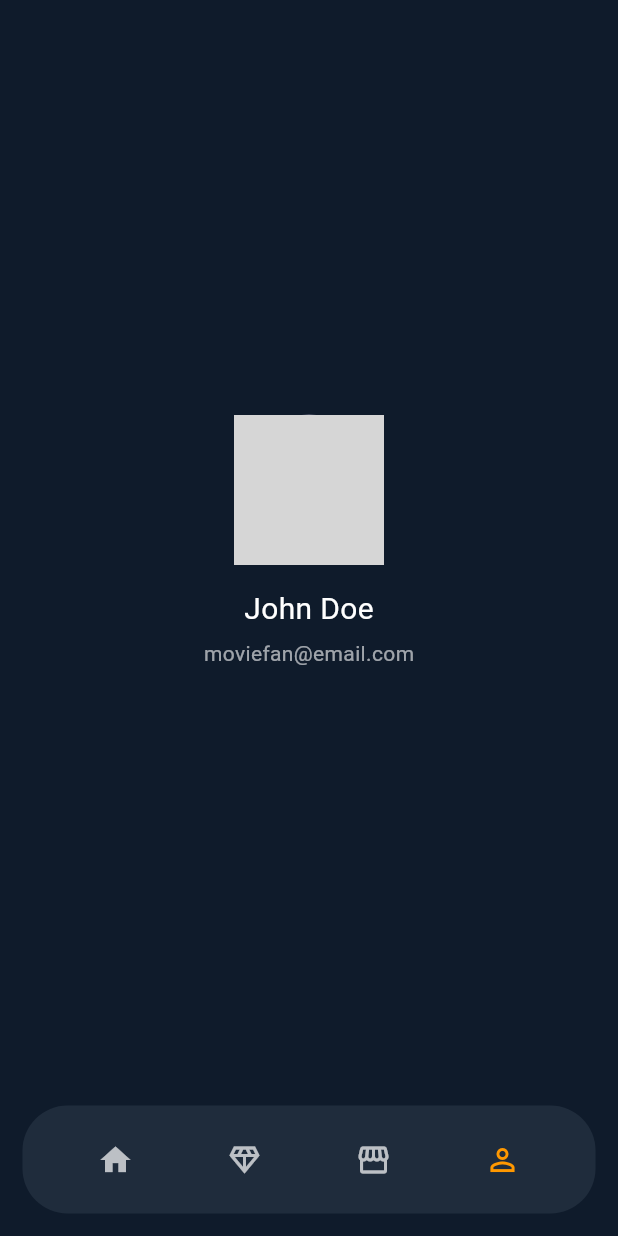
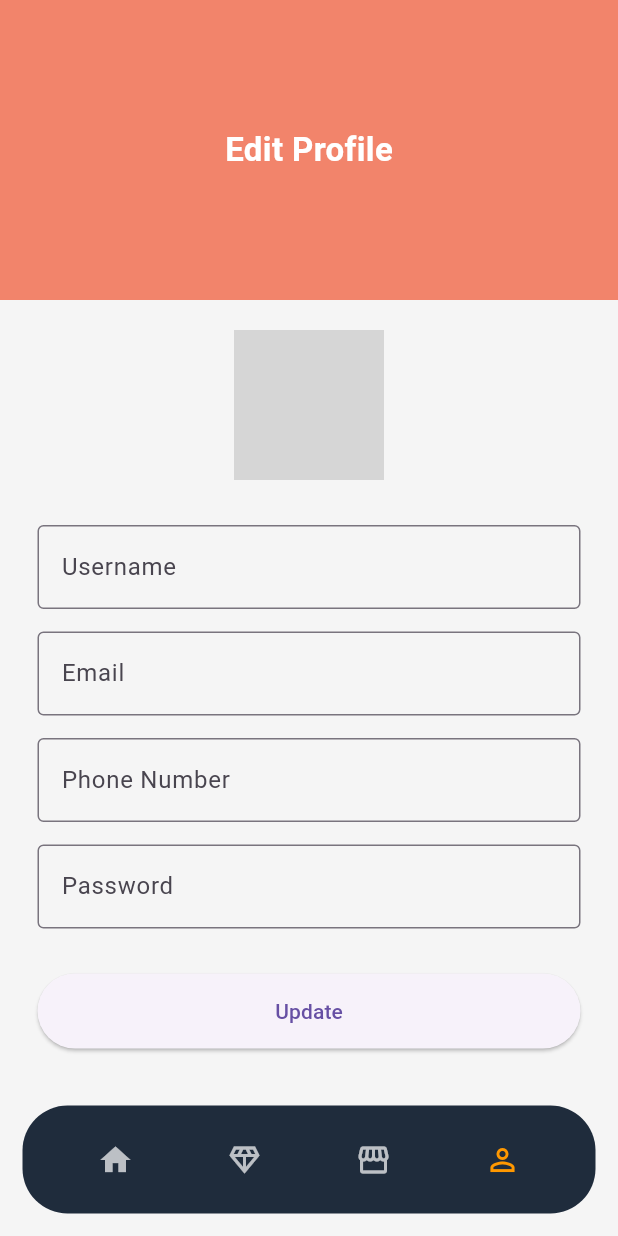
Before and after one commit to Siyam451/movie_rating_app, a Flutter app: the ProfileScreen screen opened directly, on a phone screen of 412 x 824 dp. Run offline on Flutter 3.47's test engine with Material 3 defaults, Android fonts, the phone set to English and light mode, and no system bars; our stand-ins replace shared_preferences; accounts and stored records are empty; network calls fail; grey boxes are pictures that could not be loaded.

```diff
--- a/lib/features/auth/presentation/main-navbar/screens/favourite_screen.dart
+++ b/lib/features/auth/presentation/main-navbar/screens/favourite_screen.dart
@@ -11,6 +11,9 @@ class FavoriteScreen extends StatelessWidget {
 
     return Scaffold(
       backgroundColor: const Color(0xff0f1b2b),
+      appBar: AppBar(title: Text('Favourite Movies',),
+        backgroundColor: Colors.amber,
+      ),
 
       body: favoriteMovies.isEmpty
           ? const Center(
--- a/lib/features/auth/presentation/main-navbar/screens/profile_screen.dart
+++ b/lib/features/auth/presentation/main-navbar/screens/profile_screen.dart
@@ -1,44 +1,147 @@
 import 'package:flutter/material.dart';
+import 'package:shared_preferences/shared_preferences.dart';
 import '../../../../../common/widgets/buttom_navbar.dart';
 
-class ProfileScreen extends StatelessWidget {
+class ProfileScreen extends StatefulWidget {
   const ProfileScreen({super.key});
+
+  @override
+  State<ProfileScreen> createState() => _ProfileScreenState();
+}
+
+class _ProfileScreenState extends State<ProfileScreen> {
+
+  final TextEditingController usernameController = TextEditingController();
+  final TextEditingController emailController = TextEditingController();
+  final TextEditingController phoneController = TextEditingController();
+  final TextEditingController passwordController = TextEditingController();
+
+  @override
+  void initState() {
+    super.initState();
+    loadUserData();
+  }
+
+  void loadUserData() async {
+
+    final prefs = await SharedPreferences.getInstance();
+
+    usernameController.text = prefs.getString("username") ?? "";
+    emailController.text = prefs.getString("email") ?? "";
+    phoneController.text = prefs.getString("phone") ?? "";
+    passwordController.text = prefs.getString("password") ?? "";
+
+    setState(() {});
+  }
+
+  void updateProfile() async {
+
+    final prefs = await SharedPreferences.getInstance();
+
+    await prefs.setString("username", usernameController.text);
+    await prefs.setString("email", emailController.text);
+    await prefs.setString("phone", phoneController.text);
+    await prefs.setString("password", passwordController.text);
+
+    ScaffoldMessenger.of(context).showSnackBar(
+      const SnackBar(content: Text("Profile Updated")),
+    );
+  }
 
   @override
   Widget build(BuildContext context) {
 
     return Scaffold(
-      backgroundColor: const Color(0xff0f1b2b),
+      backgroundColor: const Color(0xfff5f5f5),
 
-      body: Center(
+      body: SingleChildScrollView(
         child: Column(
-          mainAxisAlignment: MainAxisAlignment.center,
-          children: const [
+          children: [
 
-            CircleAvatar(
+            /// HEADER
+            Container(
+              height: 200,
+              width: double.infinity,
+              color:  Color(0xfff2846b),
+              alignment: Alignment.center,
+              child:  Text(
+                "Edit Profile",
+                style: TextStyle(
+                  color: Colors.white,
+                  fontSize: 22,
+                  fontWeight: FontWeight.bold,
+                ),
+              ),
+            ),
+
+            const SizedBox(height: 20),
+
+            const CircleAvatar(
               radius: 50,
               backgroundImage:
               NetworkImage("https://i.pravatar.cc/150?img=3"),
             ),
 
-            SizedBox(height: 15),
+            const SizedBox(height: 30),
 
-            Text(
-              "John Doe",
-              style: TextStyle(
-                color: Colors.white,
-                fontSize: 20,
+            Padding(
+              padding: const EdgeInsets.symmetric(horizontal: 25),
+              child: Column(
+                children: [
+
+                  TextField(
+                    controller: usernameController,
+                    decoration: const InputDecoration(
+                      labelText: "Username",
+                      border: OutlineInputBorder(),
+                    ),
+                  ),
+
+                  const SizedBox(height: 15),
+
+                  TextField(
+                    controller: emailController,
+                    decoration: const InputDecoration(
+                      labelText: "Email",
+                      border: OutlineInputBorder(),
+                    ),
+                  ),
+
+                  const SizedBox(height: 15),
+
+                  TextField(
+                    controller: phoneController,
+                    decoration: const InputDecoration(
+                      labelText: "Phone Number",
+                      border: OutlineInputBorder(),
+                    ),
+                  ),
+
+                  const SizedBox(height: 15),
+
+                  TextField(
+                    controller: passwordController,
+                    decoration: const InputDecoration(
+                      labelText: "Password",
+                      border: OutlineInputBorder(),
+                    ),
+                  ),
+
+                  const SizedBox(height: 30),
+
+                  SizedBox(
+                    width: double.infinity,
+                    height: 50,
+                    child: ElevatedButton(
+                      onPressed: updateProfile,
+                      child: const Text("Update"),
+                    ),
+                  ),
+
+                  const SizedBox(height: 30),
+                ],
               ),
-            ),
-
-            SizedBox(height: 5),
-
-            Text(
-              "moviefan@email.com",
-              style: TextStyle(
-                color: Colors.white60,
-              ),
-            ),
+            )
           ],
         ),
       ),
--- a/lib/features/auth/presentation/main-navbar/screens/trending_screen.dart
+++ b/lib/features/auth/presentation/main-navbar/screens/trending_screen.dart
@@ -11,6 +11,9 @@ class TrendingScreen extends StatelessWidget {
 
     return Scaffold(
       backgroundColor: const Color(0xff0f1b2b),
+      appBar: AppBar(title: Text('Trending Movies',),
+      backgroundColor: Colors.amber,
+      ),
 
       body: SafeArea(
         child: Padding(
```
Also changed, not shown: lib/features/auth/presentation/home/home_screen.dart (+11 -5 lines), lib/features/auth/presentation/register/register_screen.dart (+40 -9 lines).
